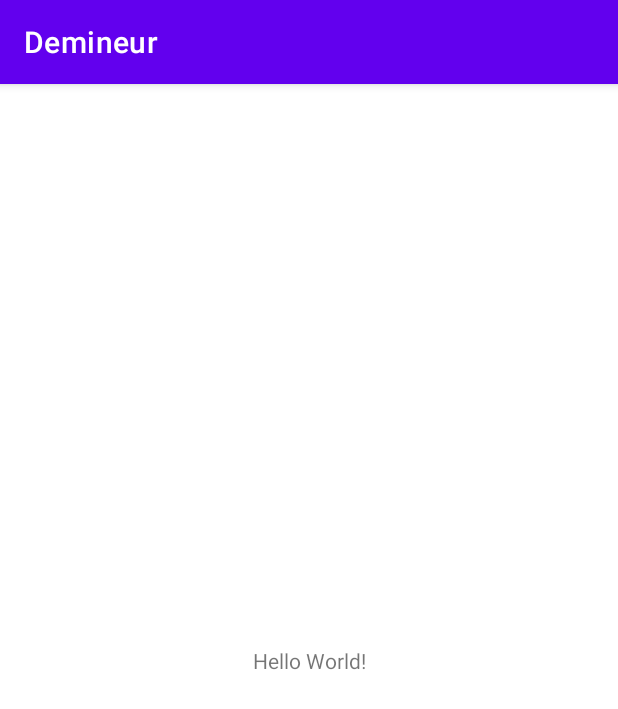
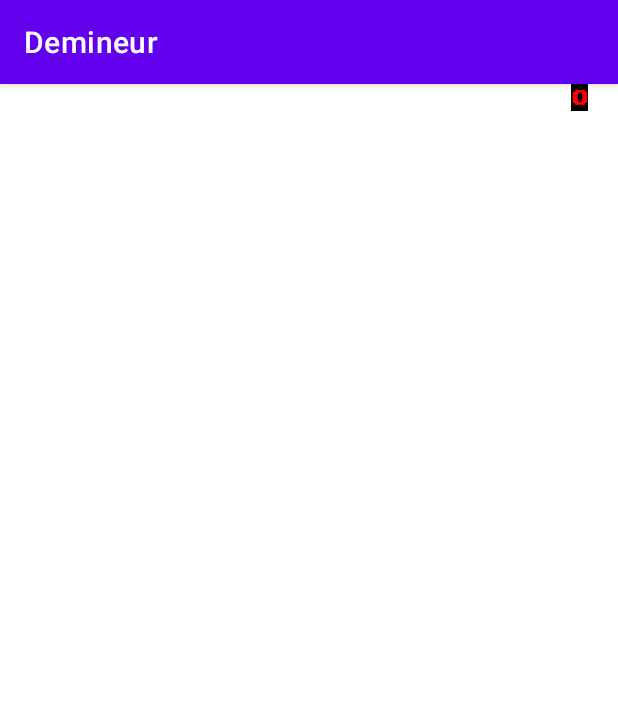
Before and after one commit to nathan-bertaud/demineur, an Android app: the screen it shows after launch (MainActivity), on a phone screen of 412 x 824 dp. Shown: the top 709 px of the screen. Run offline under Robolectric (Android 15) with nearby library versions, the phone set to English and light mode, and no system bars.

Commit message:
Adding Timer

```diff
--- a/app/build.gradle
+++ b/app/build.gradle
@@ -26,10 +26,11 @@ android {
         sourceCompatibility JavaVersion.VERSION_1_8
         targetCompatibility JavaVersion.VERSION_1_8
     }
-
     buildFeatures {
         viewBinding = true
     }
+
+
 
 }
 
--- a/app/src/main/java/com/example/demineur/MainActivity.java
+++ b/app/src/main/java/com/example/demineur/MainActivity.java
@@ -1,6 +1,7 @@
 package com.example.demineur;
 import android.content.BroadcastReceiver;
 
+import android.content.Context;
 import android.content.Intent;
 import android.content.IntentFilter;
 import android.os.Bundle;
@@ -15,24 +16,26 @@ public class MainActivity extends AppCompatActivity {
     private ActivityMainBinding binding;
     private Intent intentService;
     static public final String BROADCAST = "timer.projet";
+
     @Override
     protected void onCreate(Bundle savedInstanceState) {
         super.onCreate(savedInstanceState);
         binding = ActivityMainBinding.inflate(getLayoutInflater());
         setContentView(binding.getRoot());
-        intentService = new Intent(this,MyService.class);
+        intentService = new Intent(this, MyService.class);
     }
 
     @Override
     protected void onStart() {
         super.onStart();
+        System.out.println("starting service");
         startService(intentService);
     }
 
     @Override
     protected void onResume() {
         super.onResume();
-        registerReceiver(receiver,new IntentFilter(BROADCAST));
+        registerReceiver(receiver, new IntentFilter(BROADCAST));
     }
 
     @Override
@@ -40,7 +43,6 @@ public class MainActivity extends AppCompatActivity {
         super.onPause();
         unregisterReceiver(receiver);
     }
-
 
     @Override
     protected void onStop() {
@@ -51,15 +53,12 @@ public class MainActivity extends AppCompatActivity {
     private final BroadcastReceiver receiver = new BroadcastReceiver() {
         @Override
         public void onReceive(Context context, Intent intent) {
+            System.out.println("received");
             Bundle bundle = intent.getExtras();
-            if (bundle != null) {
-                int number = bundle.getInt("question");
-                boolean value = bundle.getBoolean("result");
-                update(number,value);
+            if(bundle != null){
+                System.out.println("Timer value : " + String.valueOf(bundle.getInt("timer")));
+                binding.timerTextview.setText(String.valueOf(bundle.getInt("timer")));
             }
         }
     };
-
-
-
 }
--- a/app/src/main/res/layout/activity_main.xml
+++ b/app/src/main/res/layout/activity_main.xml
@@ -7,10 +7,16 @@
     tools:context=".MainActivity">
 
     <TextView
+        android:id="@+id/timer_textview"
         android:layout_width="wrap_content"
         android:layout_height="wrap_content"
-        android:text="Hello World!"
-        app:layout_constraintBottom_toBottomOf="parent"
+        android:layout_marginStart="360dp"
+        android:background="#000000"
+        android:fontFamily="@font/arbutus"
+        android:text="0"
+        android:textAlignment="textEnd"
+        android:textColor="#FF0000"
+        android:textStyle="bold"
         app:layout_constraintEnd_toEndOf="parent"
         app:layout_constraintStart_toStartOf="parent"
         app:layout_constraintTop_toTopOf="parent" />
```
Also changed, not shown: app/src/main/java/com/example/demineur/MyService.java (+35 -5 lines), app/src/main/res/font/arbutus.ttf (added).
